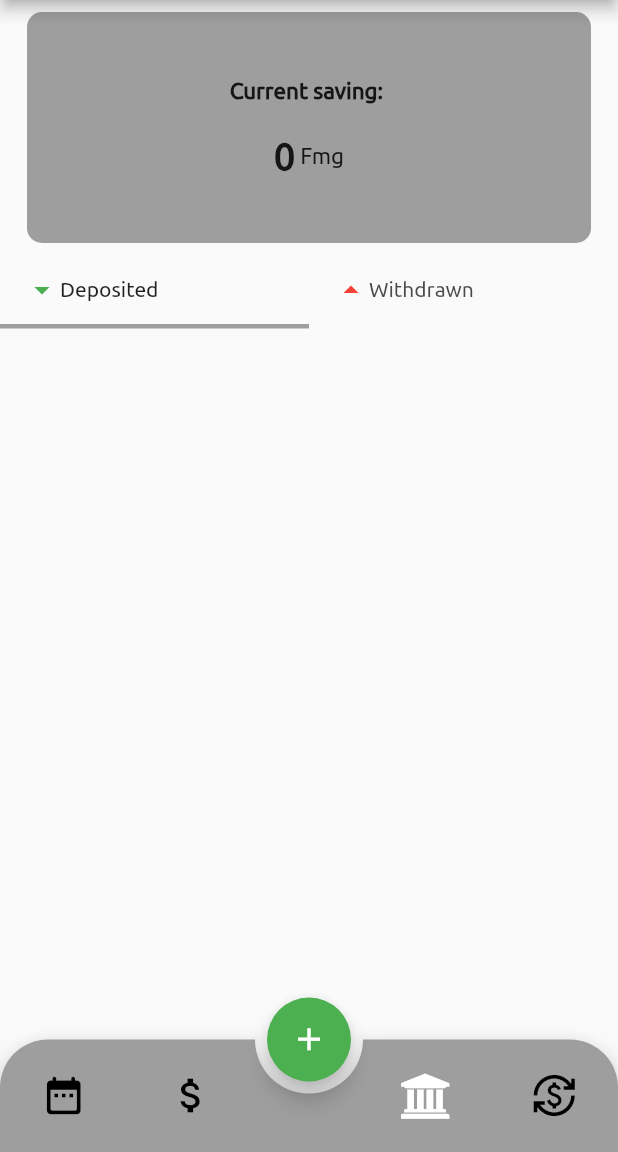
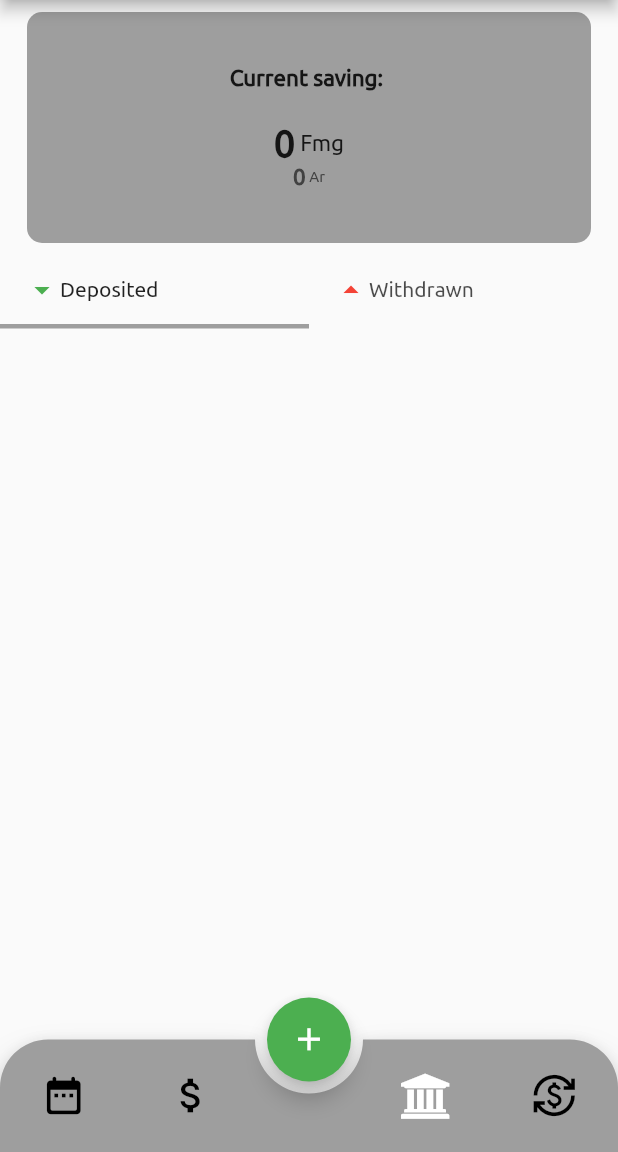
Before and after one commit to TsilaAllaoui/Akaonty-iT, a Flutter app: the screen it shows after launch, item 3 of the bottom bar chosen, on a phone screen of 412 x 824 dp, the part 84-1236 px from its top. Run offline on Flutter 3.47's test engine with Material 2 defaults, Android fonts, the phone set to English and light mode, and no system bars; drawn by our look-alikes of animated_bottom_navigation_bar; our stand-ins replace awesome_snackbar_content, flutter_colorpicker, flutter_riverpod, fluttertoast, month_picker_dialog, permission_handler and 1 more; missing offline and left inert: drop_down_list_menu, omni_datetime_picker, pie_menu; accounts and stored records are empty.

Commit message:
Added Ariary devise in Bank section

```diff
--- a/lib/widgets/bank/bank_entries.dart
+++ b/lib/widgets/bank/bank_entries.dart
@@ -98,6 +98,26 @@ class _BankState extends ConsumerState<Bank> {
                       )
                     ],
                   ),
+                  Row(
+                    mainAxisAlignment: MainAxisAlignment.center,
+                    children: [
+                      Text(
+                        numberFormatter.format(totalInBank / 5),
+                        style: TextStyle(
+                          fontWeight: FontWeight.bold,
+                          fontSize: 15,
+                          color: Colors.grey.shade800,
+                        ),
+                      ),
+                      Text(
+                        " Ar",
+                        style: TextStyle(
+                          fontSize: 10,
+                          color: Colors.grey.shade800,
+                        ),
+                      )
+                    ],
+                  ),
                 ],
               ),
             ),
```
Also changed, not shown: lib/widgets/bank/bank_entry.dart (+14 -1 lines), lib/widgets/bank/bank_input.dart (+33 -5 lines).
